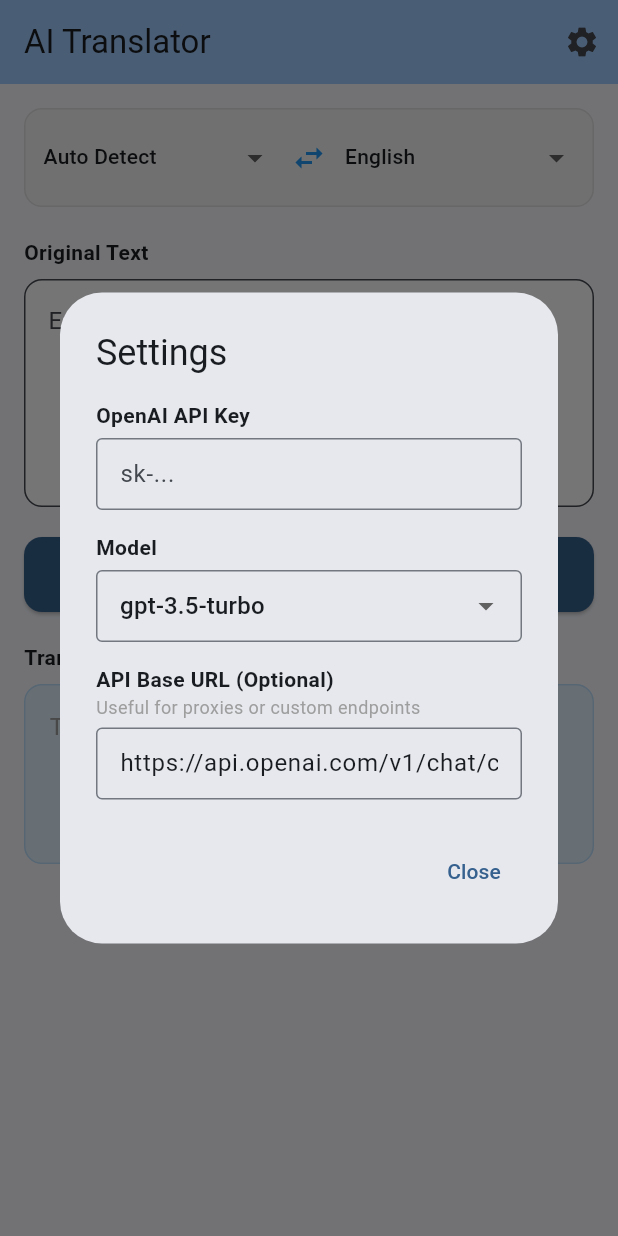
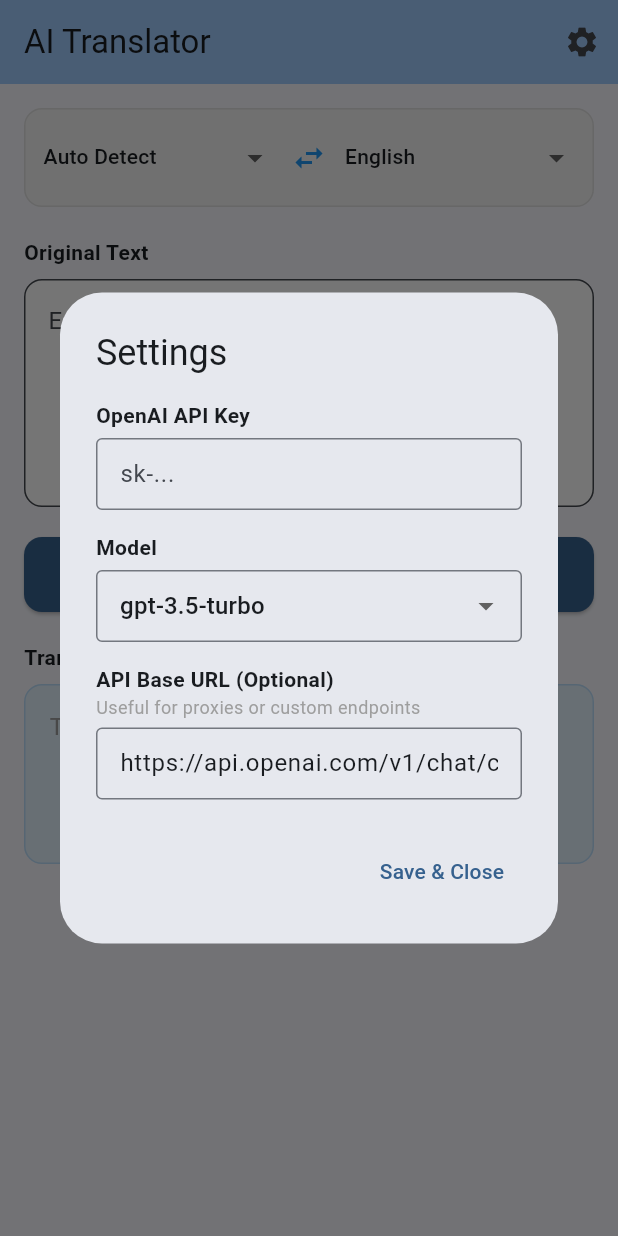
Before and after one commit to could-ai/019af9be-28fa-74bd-86a1-0a3e84fad0fc, a Flutter app: the screen it shows after launch, after a tap on the "settings" icon, on a phone screen of 412 x 824 dp. Run offline on Flutter 3.47's test engine with Material 3 defaults, Android fonts, the phone set to English and light mode, and no system bars; our stand-ins replace shared_preferences.

Commit message:
Implemented SharedPreferences to persist API Key, Base URL, and Model selection. Added _loadSettings and _saveSettings methods to handle local storage. Updated settings dialog to save on close.

```diff
--- a/usr/lib/screens/translation_screen.dart
+++ b/usr/lib/screens/translation_screen.dart
@@ -1,4 +1,5 @@
 import 'package:flutter/material.dart';
+import 'package:shared_preferences/shared_preferences.dart';
 import '../services/openai_service.dart';
 
 class TranslationScreen extends StatefulWidget {
@@ -43,6 +44,32 @@ class _TranslationScreenState extends State<TranslationScreen> {
 
   String _sourceLanguage = 'Auto Detect';
   String _targetLanguage = 'English';
+
+  @override
+  void initState() {
+    super.initState();
+    _loadSettings();
+  }
+
+  Future<void> _loadSettings() async {
+    final prefs = await SharedPreferences.getInstance();
+    setState(() {
+      _apiKeyController.text = prefs.getString('openai_api_key') ?? '';
+      _baseUrlController.text = prefs.getString('openai_base_url') ?? 'https://api.openai.com/v1/chat/completions';
+
+      String? savedModel = prefs.getString('openai_model');
+      if (savedModel != null && _models.contains(savedModel)) {
+        _selectedModel = savedModel;
+      }
+    });
+  }
+
+  Future<void> _saveSettings() async {
+    final prefs = await SharedPreferences.getInstance();
+    await prefs.setString('openai_api_key', _apiKeyController.text.trim());
+    await prefs.setString('openai_base_url', _baseUrlController.text.trim());
+    await prefs.setString('openai_model', _selectedModel);
+  }
 
   @override
   void dispose() {
@@ -293,6 +320,9 @@ class _TranslationScreenState extends State<TranslationScreen> {
                       isDense: true,
                     ),
                     obscureText: true,
+                    onChanged: (value) {
+                      // Optional: Auto-save as user types or wait for close
+                    },
                   ),
                   const SizedBox(height: 15),
 
@@ -339,8 +369,11 @@ class _TranslationScreenState extends State<TranslationScreen> {
             ),
             actions: [
               TextButton(
-                onPressed: () => Navigator.pop(context),
-                child: const Text('Close'),
+                onPressed: () {
+                  _saveSettings(); // Save when closing
+                  Navigator.pop(context);
+                },
+                child: const Text('Save & Close'),
               ),
             ],
           );
```
